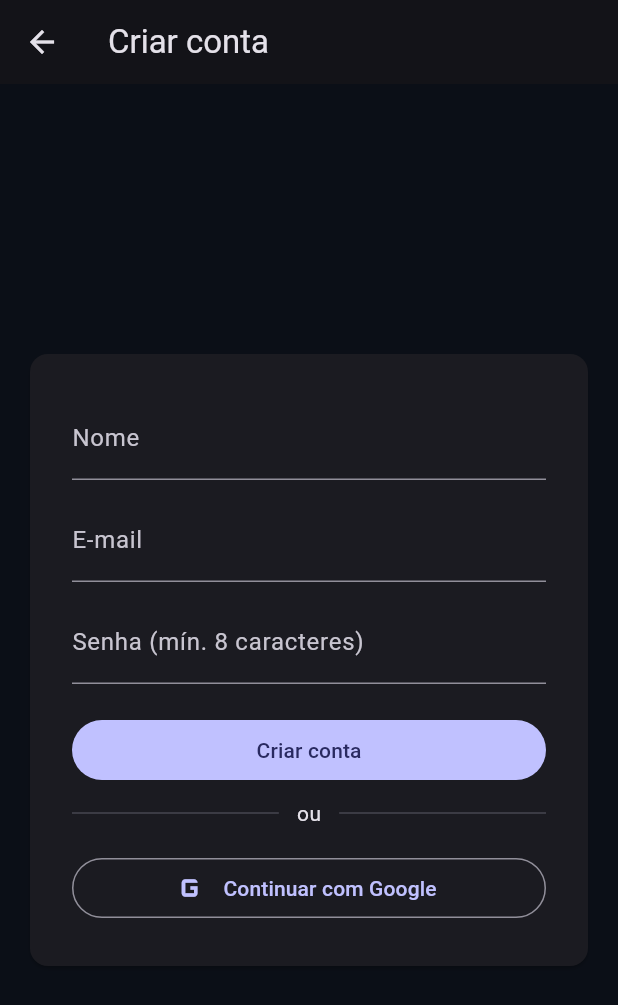
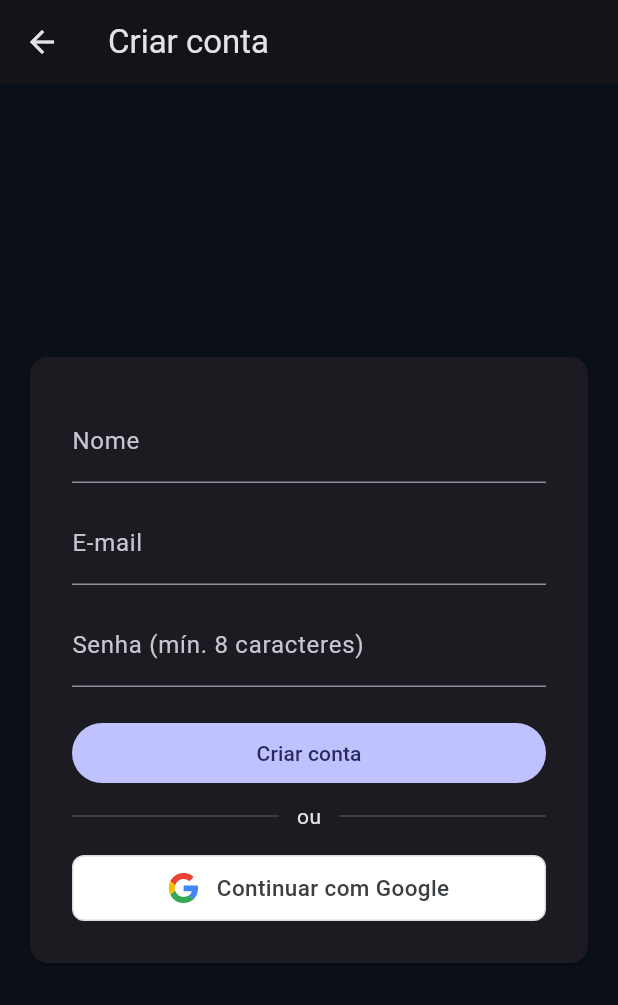
Before and after one commit to Marcello-Matos/NovaMind, a Flutter app: the screen it shows after launch, after a tap on "Entrar", after a tap on "Não tem conta? Cadastre-se", on a phone screen of 412 x 824 dp. Shown: the top 1005 px of the screen. Run offline on Flutter 3.47's test engine with Material 3 defaults, Android fonts, the phone set to English and light mode, and no system bars; our stand-ins replace file_picker, flutter_svg, google_sign_in, shared_preferences, sign_in_with_apple; missing offline and left inert: google_sign_in_platform_interface, google_sign_in_web; accounts and stored records are empty; network calls fail.

Commit message:
Nova tela de login com logo, botão oficial do Google e ícone do app no iOS

```diff
--- a/apps/app/lib/ui/screens/login_screen.dart
+++ b/apps/app/lib/ui/screens/login_screen.dart
@@ -5,6 +5,8 @@
 import '../widgets/social_login_buttons.dart';
 import 'register_screen.dart';
 
+/// Tela de login do NovaMind: logo em destaque, formulário de
+/// e-mail/senha e acesso social (Google oficial, Apple quando suportado).
 class LoginScreen extends StatefulWidget {
   const LoginScreen({super.key});
 
@@ -17,6 +19,7 @@
   final _password = TextEditingController();
   String? _error;
   bool _loading = false;
+  bool _obscure = true;
 
   @override
   void dispose() {
@@ -43,52 +46,126 @@
 
   @override
   Widget build(BuildContext context) {
+    final theme = Theme.of(context);
     return Scaffold(
-      body: Center(
+      body: SafeArea(
+        child: Center(
+          child: SingleChildScrollView(
+            padding: const EdgeInsets.symmetric(horizontal: 24, vertical: 32),
             child: ConstrainedBox(
-          constraints: const BoxConstraints(maxWidth: 380),
-          child: Card(
-            child: Padding(
-              padding: const EdgeInsets.all(28),
+              constraints: const BoxConstraints(maxWidth: 400),
               child: Column(
                 mainAxisSize: MainAxisSize.min,
                 crossAxisAlignment: CrossAxisAlignment.stretch,
                 children: [
-                  Text('NovaMind',
-                      style: Theme.of(context).textTheme.headlineSmall),
-                  const SizedBox(height: 4),
-                  Text('Entre na sua conta',
-                      style: Theme.of(context).textTheme.bodySmall),
-                  const SizedBox(height: 24),
+                  const ClipRRect(
+                    borderRadius: BorderRadius.all(Radius.circular(24)),
+                    child: Image(
+                      image: AssetImage('assets/images/novamind_logo.png'),
+                      width: 104,
+                      height: 104,
+                      fit: BoxFit.cover,
+                    ),
+                  ),
+                  const SizedBox(height: 20),
+                  Text(
+                    'NovaMind',
+                    textAlign: TextAlign.center,
+                    style: theme.textTheme.headlineMedium?.copyWith(
+                      fontWeight: FontWeight.w700,
+                      letterSpacing: -0.5,
+                    ),
+                  ),
+                  const SizedBox(height: 6),
+                  Text(
+                    'Seu assistente inteligente — entre para continuar',
+                    textAlign: TextAlign.center,
+                    style: theme.textTheme.bodyMedium?.copyWith(
+                      color: theme.colorScheme.onSurfaceVariant,
+                    ),
+                  ),
+                  const SizedBox(height: 32),
+                  Card(
+                    elevation: 0,
+                    color: theme.colorScheme.surfaceContainerHighest
+                        .withValues(alpha: 0.35),
+                    shape: RoundedRectangleBorder(
+                      borderRadius: BorderRadius.circular(16),
+                      side: BorderSide(
+                        color: theme.colorScheme.outlineVariant
+                            .withValues(alpha: 0.4),
+                      ),
+                    ),
+                    child: Padding(
+                      padding: const EdgeInsets.all(24),
+                      child: Column(
+                        crossAxisAlignment: CrossAxisAlignment.stretch,
+                        children: [
                           TextField(
                             controller: _email,
                             keyboardType: TextInputType.emailAddress,
-                    decoration: const InputDecoration(labelText: 'E-mail'),
+                            autofillHints: const [AutofillHints.email],
+                            decoration: const InputDecoration(
+                              labelText: 'E-mail',
+                              prefixIcon: Icon(Icons.alternate_email),
+                            ),
                             onSubmitted: (_) => _submit(),
                           ),
-                  const SizedBox(height: 12),
+                          const SizedBox(height: 16),
                           TextField(
                             controller: _password,
-                    obscureText: true,
-                    decoration: const InputDecoration(labelText: 'Senha'),
+                            obscureText: _obscure,
+                            autofillHints: const [AutofillHints.password],
+                            decoration: InputDecoration(
+                              labelText: 'Senha',
+                              prefixIcon: const Icon(Icons.lock_outline),
+                              suffixIcon: IconButton(
+                                onPressed: () =>
+                                    setState(() => _obscure = !_obscure),
+                                icon: Icon(
+                                  _obscure
+                                      ? Icons.visibility_outlined
+                                      : Icons.visibility_off_outlined,
+                                ),
+                              ),
+                            ),
                             onSubmitted: (_) => _submit(),
                           ),
                           if (_error != null) ...[
                             const SizedBox(height: 12),
-                    Text(_error!,
+                            Text(
+                              _error!,
                               style: TextStyle(
-                            color: Theme.of(context).colorScheme.error)),
+                                color: theme.colorScheme.error,
+                              ),
+                              textAlign: TextAlign.center,
+                            ),
                           ],
                           const SizedBox(height: 20),
                           FilledButton(
+                            style: FilledButton.styleFrom(
+                              padding: const EdgeInsets.symmetric(vertical: 14),
+                              shape: RoundedRectangleBorder(
+                                borderRadius: BorderRadius.circular(12),
+                              ),
+                            ),
                             onPressed: _loading ? null : _submit,
-                    child: Text(_loading ? 'Entrando…' : 'Entrar'),
+                            child: Text(
+                              _loading ? 'Entrando…' : 'Entrar',
+                              style: const TextStyle(fontSize: 16),
+                            ),
                           ),
                           TextButton(
                             onPressed: () => Navigator.of(context).push(
-                      MaterialPageRoute(builder: (_) => const RegisterScreen()),
+                              MaterialPageRoute(
+                                builder: (_) => const RegisterScreen(),
+                              ),
                             ),
                             child: const Text('Não tem conta? Cadastre-se'),
+                          ),
+                        ],
+                      ),
+                    ),
                   ),
                   const SizedBox(height: 8),
                   const SocialLoginButtons(),
--- /dev/null
+++ b/apps/app/lib/ui/widgets/google_brand_button.dart
@@ -0,0 +1,59 @@
+import 'package:flutter/material.dart';
+import 'package:flutter_svg/flutter_svg.dart';
+
+/// Botão oficial "Entrar com Google" (Google Identity Services branding):
+/// fundo branco, logo "G" nas 4 cores oficiais e texto Roboto-like.
+class GoogleBrandButton extends StatelessWidget {
+  const GoogleBrandButton({
+    super.key,
+    required this.onPressed,
+    this.label = 'Continuar com Google',
+  });
+
+  final VoidCallback? onPressed;
+  final String label;
+
+  static const _gSvg = '''
+<svg xmlns="http://www.w3.org/2000/svg" viewBox="0 0 48 48">
+  <path fill="#EA4335" d="M24 9.5c3.54 0 6.71 1.22 9.21 3.6l6.85-6.85C35.9 2.38 30.47 0 24 0 14.62 0 6.51 5.38 2.56 13.22l7.98 6.19C12.43 13.72 17.74 9.5 24 9.5z"/>
+  <path fill="#4285F4" d="M46.98 24.55c0-1.57-.15-3.09-.38-4.55H24v9.02h12.94c-.58 2.96-2.26 5.48-4.78 7.18l7.73 6c4.51-4.18 7.09-10.36 7.09-17.65z"/>
+  <path fill="#FBBC05" d="M10.53 28.59c-.48-1.45-.76-2.99-.76-4.59s.27-3.14.76-4.59l-7.98-6.19C.92 16.46 0 20.12 0 24c0 3.88.92 7.54 2.56 10.78l7.97-6.19z"/>
+  <path fill="#34A853" d="M24 48c6.48 0 11.93-2.13 15.89-5.81l-7.73-6c-2.15 1.45-4.92 2.3-8.16 2.3-6.26 0-11.57-4.22-13.47-9.91l-7.98 6.19C6.51 42.62 14.62 48 24 48z"/>
+</svg>''';
+
+  @override
+  Widget build(BuildContext context) {
+    return SizedBox(
+      height: 44,
+      child: DecoratedBox(
+        decoration: BoxDecoration(
+          color: Colors.white,
+          borderRadius: BorderRadius.circular(8),
+          border: Border.all(color: const Color(0xFFDADCE0)),
+        ),
+        child: Material(
+          color: Colors.transparent,
+          child: InkWell(
+            onTap: onPressed,
+            borderRadius: BorderRadius.circular(8),
+            child: Row(
+              mainAxisAlignment: MainAxisAlignment.center,
+              children: [
+                SvgPicture.string(_gSvg, width: 20, height: 20),
+                const SizedBox(width: 12),
+                Text(
+                  label,
+                  style: const TextStyle(
+                    fontSize: 15,
+                    fontWeight: FontWeight.w500,
+                    color: Color(0xFF3C4043),
+                  ),
+                ),
+              ],
+            ),
+          ),
+        ),
+      ),
+    );
+  }
+}
--- a/apps/app/lib/ui/widgets/social_login_buttons.dart
+++ b/apps/app/lib/ui/widgets/social_login_buttons.dart
@@ -6,6 +6,7 @@
 import '../../config/env.dart';
 import '../../services/social_auth.dart';
 import '../../state/auth_controller.dart';
+import 'google_brand_button.dart';
 import 'google_sign_in_button.dart';
 
 /// Botões "Continuar com Google" / "Continuar com Apple".
@@ -108,11 +109,7 @@
             onError: (e) => setState(() => _error = e),
           )
         else
-          OutlinedButton.icon(
-            onPressed: _busy ? null : _google,
-            icon: const Icon(Icons.g_mobiledata, size: 28),
-            label: const Text('Continuar com Google'),
-          ),
+          GoogleBrandButton(onPressed: _busy ? null : _google),
         if (_appleSupported) ...[
           const SizedBox(height: 10),
           SizedBox(
--- a/apps/app/pubspec.yaml
+++ b/apps/app/pubspec.yaml
@@ -42,6 +42,7 @@
   sign_in_with_apple: ^8.2.0
   google_sign_in_web: ^1.1.3
   google_sign_in_platform_interface: ^3.1.0
+  flutter_svg: ^2.2.1
 
 dev_dependencies:
   flutter_test:
@@ -64,6 +65,9 @@
   # included with your application, so that you can use the icons in
   # the material Icons class.
   uses-material-design: true
+
+  assets:
+    - assets/images/
 
   # To add assets to your application, add an assets section, like this:
   # assets:
```
Also changed, not shown: apps/app/assets/images/novamind_logo.png (added), apps/app/pubspec.lock, logo/Pasted 2026-10-21 at 2.43.20 PM.png (added), 19 other files. Lines whose indentation alone changed are shown as unchanged.
